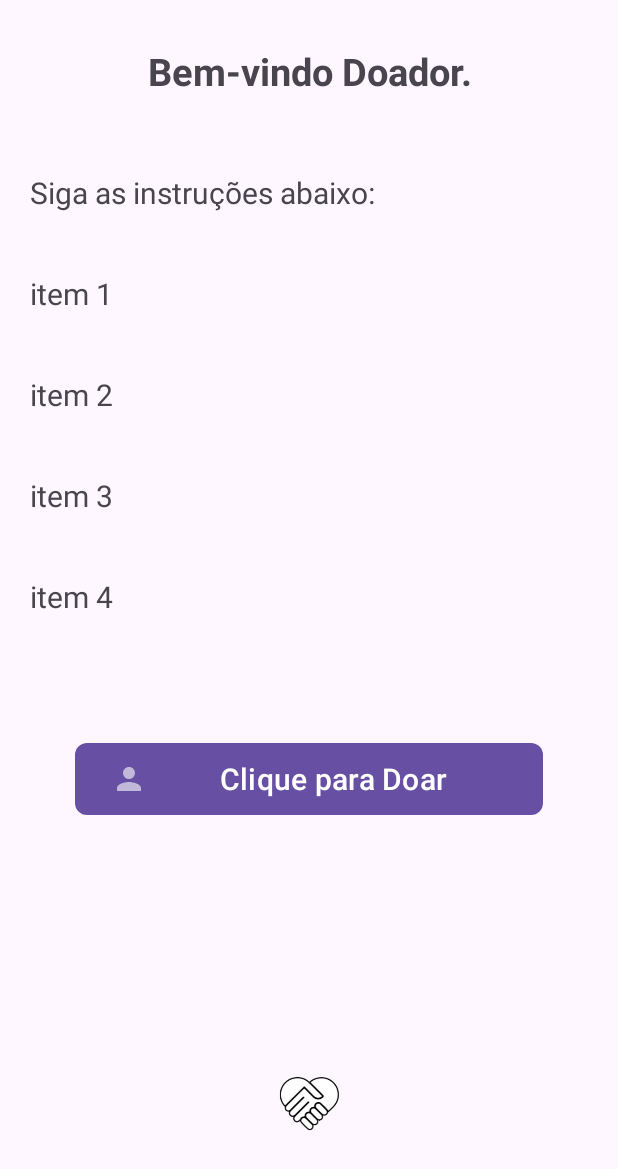
After one commit to handsofcompassion/HandsofCompassion, an Android app: the LoginDonation screen opened directly, with no data from a screen before it, on a phone screen of 412 x 824 dp. The commit adds this screen. Shown: the top 1169 px of the screen. Run offline under Robolectric (Android 15) with nearby library versions, the phone set to English and light mode, and no system bars.

Commit message:
more adjusts in application.

```diff
--- /dev/null
+++ b/app/src/main/java/com/example/handsofcompassion/UI/LoginDonation.kt
@@ -0,0 +1,13 @@
+package com.example.handsofcompassion.UI
+
+import androidx.appcompat.app.AppCompatActivity
+import android.os.Bundle
+import com.example.handsofcompassion.R
+
+class LoginDonation : AppCompatActivity() {
+    override fun onCreate(savedInstanceState: Bundle?) {
+        super.onCreate(savedInstanceState)
+        setContentView(R.layout.activity_login_donation)
+
+    }
+}
--- /dev/null
+++ b/app/src/main/res/drawable/roundend_backhroundedttext.xml
@@ -0,0 +1,5 @@
+<?xml version="1.0" encoding="utf-8"?>
+<shape xmlns:android="http://schemas.android.com/apk/res/android" android:shape="rectangle">
+    <solid android:color="#C9C9C9" /> <!-- Cor de fundo -->
+    <corners android:radius="10dp" /> <!-- Raio do arredondamento -->
+</shape>
--- /dev/null
+++ b/app/src/main/res/layout/activity_login_donation.xml
@@ -0,0 +1,97 @@
+<?xml version="1.0" encoding="utf-8"?>
+<androidx.constraintlayout.widget.ConstraintLayout xmlns:android="http://schemas.android.com/apk/res/android"
+    xmlns:app="http://schemas.android.com/apk/res-auto"
+    xmlns:tools="http://schemas.android.com/tools"
+    android:layout_width="match_parent"
+    android:layout_height="match_parent"
+    tools:context=".UI.LoginDonation">
+
+    <TextView
+        android:id="@+id/textView"
+        android:layout_width="match_parent"
+        android:layout_height="wrap_content"
+        android:gravity="center"
+        android:padding="30dp"
+        android:text="@string/bemvindodoardortv"
+        android:textSize="25dp"
+        android:textStyle="bold"
+        app:layout_constraintEnd_toEndOf="parent"
+        app:layout_constraintStart_toStartOf="parent"
+        app:layout_constraintTop_toTopOf="parent" />
+
+    <LinearLayout
+        android:id="@+id/linearLayout"
+        android:layout_width="match_parent"
+        android:layout_height="wrap_content"
+        android:orientation="vertical"
+        app:layout_constraintEnd_toEndOf="parent"
+        app:layout_constraintStart_toStartOf="parent"
+        app:layout_constraintTop_toBottomOf="@+id/textView">
+
+        <TextView
+            android:layout_width="match_parent"
+            android:layout_height="wrap_content"
+            android:text="@string/instrucoestv"
+            android:padding="20dp"
+            android:textSize="20dp"
+
+        />
+        <TextView
+            android:layout_width="match_parent"
+            android:layout_height="wrap_content"
+            android:text="@string/item1"
+            android:padding="20dp"
+            android:textSize="20dp"
+        />
+        <TextView
+            android:layout_width="match_parent"
+            android:layout_height="wrap_content"
+            android:text="@string/item2"
+            android:padding="20dp"
+            android:textSize="20dp"
+        />
+        <TextView
+            android:layout_width="match_parent"
+            android:layout_height="wrap_content"
+            android:text="@string/item3"
+            android:padding="20dp"
+            android:textSize="20dp"
+        />
+        <TextView
+            android:layout_width="match_parent"
+            android:layout_height="wrap_content"
+            android:text="@string/item4"
+            android:padding="20dp"
+            android:textSize="20dp"
+        />
+    </LinearLayout>
+
+
+    <Button
+        android:id="@+id/btnClickparadoar"
+        android:layout_width="match_parent"
+        android:layout_height="wrap_content"
+        android:layout_marginTop="64dp"
+        app:layout_constraintBottom_toTopOf="@+id/imageView2"
+        android:layout_marginLeft="50dp"
+        android:layout_marginRight="50dp"
+        android:background="@drawable/rectangle_button"
+        android:text="@string/clickparadoar"
+        android:textSize="20dp"
+        app:layout_constraintEnd_toEndOf="parent"
+        app:layout_constraintHorizontal_bias="0.0"
+        app:layout_constraintStart_toStartOf="parent"
+        android:drawableLeft="@drawable/baseline_person_24"
+        app:layout_constraintTop_toBottomOf="@+id/linearLayout"
+        app:layout_constraintVertical_bias="0.0" />
+
+    <ImageView
+        android:id="@+id/imageView2"
+        android:layout_width="150dp"
+        android:layout_height="150dp"
+        android:src="@drawable/minimalisthands"
+        app:layout_constraintBottom_toBottomOf="parent"
+        app:layout_constraintEnd_toEndOf="parent"
+        app:layout_constraintStart_toStartOf="parent" />
+
+</androidx.constraintlayout.widget.ConstraintLayout>
--- a/app/src/main/res/values/colors.xml
+++ b/app/src/main/res/values/colors.xml
@@ -14,4 +14,8 @@
     <color name="brown">#212121</color>
     <color name="whitee">#FFFFFF</color>
 
+
+
+    <color name="backgroudName">#EBEBEB</color>
+
 </resources>
--- a/app/src/main/res/values/strings.xml
+++ b/app/src/main/res/values/strings.xml
@@ -4,4 +4,15 @@
     <string name="perfil_btn">Perfil do Atendente</string>
     <string name="idiomatv">Escolha um Idioma.</string>
     <string name="app_name">Hands of Compassion</string>
+    <string name="bemvindodoardortv">Bem-vindo Doador.</string>
+    <string name="instrucoestv">Siga as instruções abaixo:</string>
+    <string name="item1">item 1</string>
+    <string name="item2">item 2</string>
+    <string name="item3">item 3</string>
+    <string name="item4">item 4</string>
+    <string name="clickparadoar">Clique para Doar</string>
+    <string name="bemvindorecebedortv">Bem-vindo!</string>
+    <string name="digiteseunome">Digite seu Nome:</string>
+
+
 </resources>
```
Also changed, not shown: app/src/main/AndroidManifest.xml (+9 -0 lines), app/src/main/java/com/example/handsofcompassion/UI/LoginReceiver.kt (added, +12 -0 lines), app/src/main/java/com/example/handsofcompassion/UI/SelectionScreen.kt (+18 -1 lines), app/src/main/java/com/example/handsofcompassion/UI/TypeYourName.kt (added, +16 -0 lines), app/src/main/res/layout/activity_login_receiver.xml (added, +22 -0 lines), app/src/main/res/layout/activity_type_your_name.xml (added, +86 -0 lines), 2 other files.
